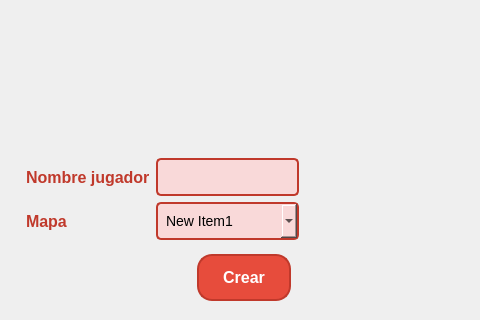
This is client/lobby/ui/crear_partida.ui in ManusaRivi/taller-tp-worms as Qt 5 draws it before an edit; both pictures show x 353 to 833 and y 260 to 580 of the 1024 by 580 pixel window. The edited form follows.
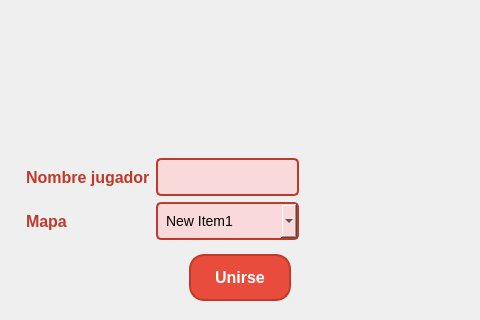
This is the edited form. Icons and pictures are not drawn.

Patch:
```diff
--- a/client/lobby/ui/crear_partida.ui
+++ b/client/lobby/ui/crear_partida.ui
@@ -199,7 +199,7 @@
        <item>
         <widget class="QPushButton" name="crear">
          <property name="text">
-          <string>Crear</string>
+          <string>Unirse</string>
          </property>
         </widget>
        </item>
```
